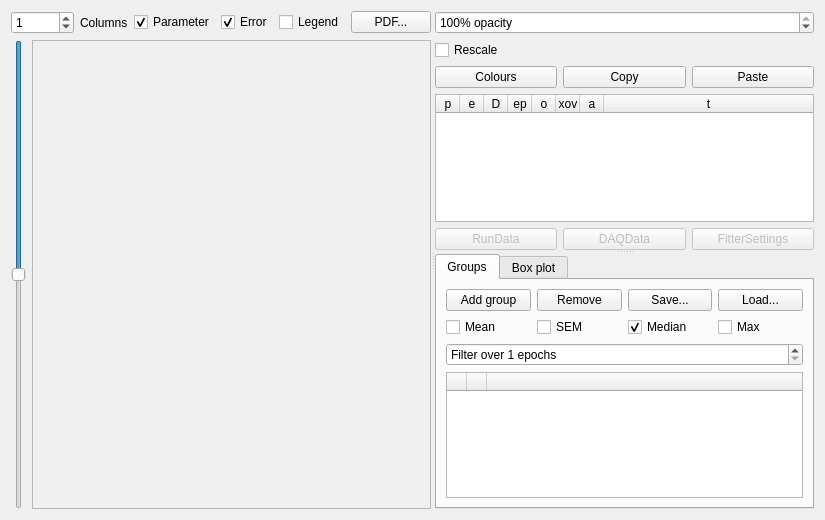
Qt form src/gui/parameterfitplotter.ui (CompEphys-team/rtdo) before a commit.
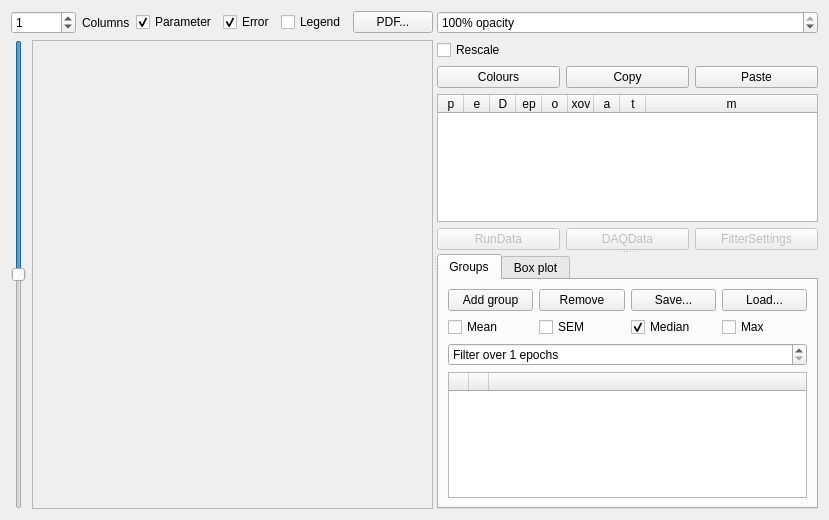
The same form after that commit. Custom widgets are drawn as their Qt base class.

Commit message: Annotate fits with method in ParameterFitPlotter

The edit to the form file:
```diff
--- a/src/gui/parameterfitplotter.ui
+++ b/src/gui/parameterfitplotter.ui
@@ -6,7 +6,7 @@
    <rect>
     <x>0</x>
     <y>0</y>
-    <width>825</width>
+    <width>829</width>
     <height>520</height>
    </rect>
   </property>
@@ -86,7 +86,7 @@
            <rect>
             <x>0</x>
             <y>0</y>
-            <width>402</width>
+            <width>406</width>
             <height>453</height>
            </rect>
           </property>
@@ -174,7 +174,7 @@
            <enum>QAbstractItemView::ScrollPerPixel</enum>
           </property>
           <attribute name="horizontalHeaderDefaultSectionSize">
-           <number>24</number>
+           <number>26</number>
           </attribute>
           <attribute name="horizontalHeaderHighlightSections">
            <bool>false</bool>
@@ -252,6 +252,14 @@
             <string>Target type</string>
            </property>
           </column>
+          <column>
+           <property name="text">
+            <string>m</string>
+           </property>
+           <property name="toolTip">
+            <string>Method</string>
+           </property>
+          </column>
          </widget>
         </item>
         <item row="1" column="0" colspan="3">
```
Left out of the diff: 2 changed lines with no effect on the pictures. The commit also changes 1 other file.
